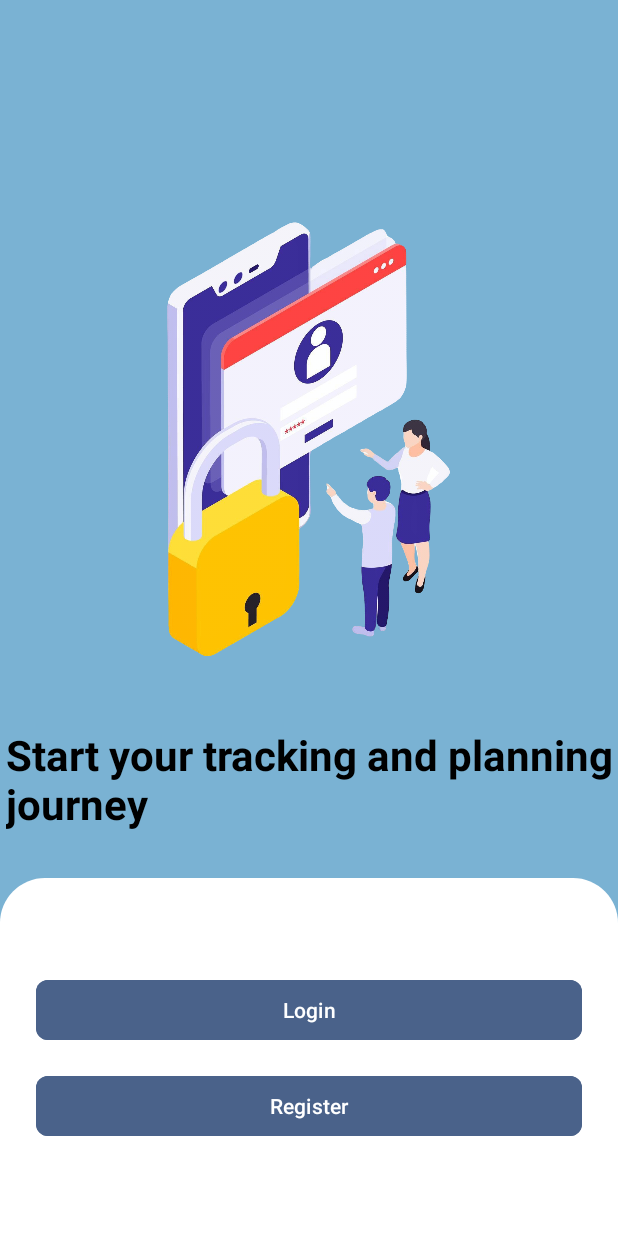
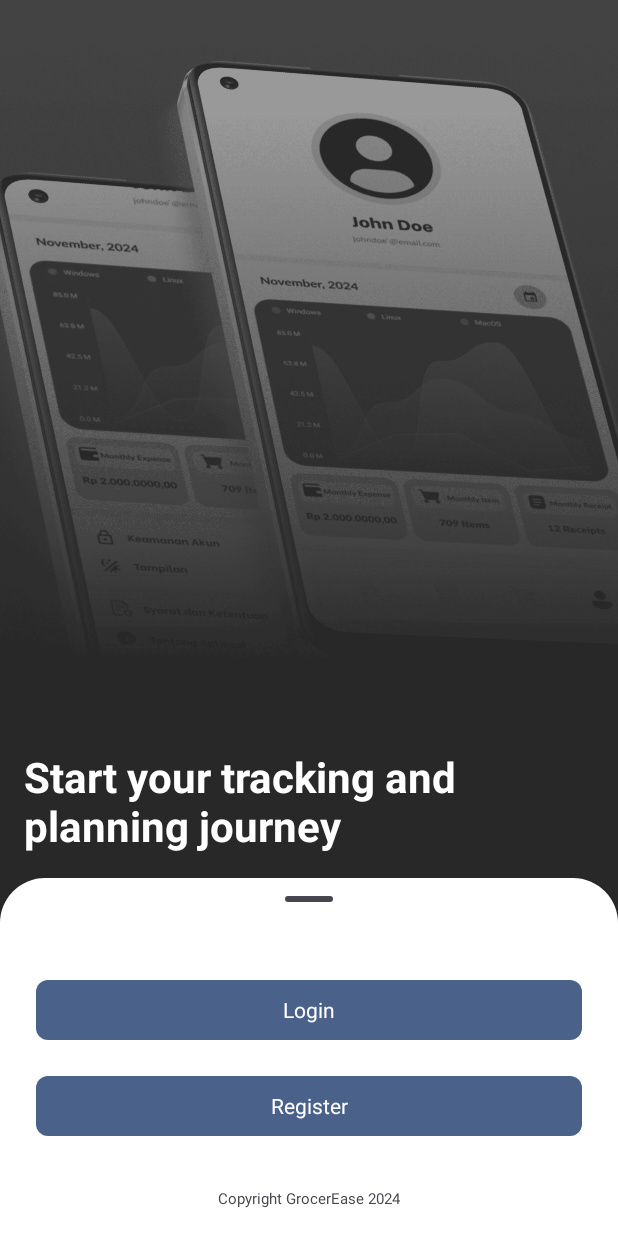
Before and after one commit to dontkeep/testApp, an Android app built with Jetpack Compose: the LandingActivity screen opened directly, with no data from a screen before it, on a phone screen of 412 x 824 dp. Run offline under Robolectric (Android 15) with nearby library versions, the phone set to English and light mode, and no system bars.

Commit message:
Add theme landing

```diff
--- a/app/src/main/java/com/exal/testapp/view/landing/LandingActivity.kt
+++ b/app/src/main/java/com/exal/testapp/view/landing/LandingActivity.kt
@@ -1,11 +1,7 @@
 package com.exal.testapp.view.landing
 
 import android.os.Bundle
-import androidx.activity.enableEdgeToEdge
 import androidx.appcompat.app.AppCompatActivity
-import androidx.core.view.ViewCompat
-import androidx.core.view.WindowInsetsCompat
-import com.exal.testapp.R
 import com.exal.testapp.databinding.ActivityLandingBinding
 
 class LandingActivity : AppCompatActivity() {
@@ -17,13 +13,5 @@ class LandingActivity : AppCompatActivity() {
         super.onCreate(savedInstanceState)
         binding = ActivityLandingBinding.inflate(layoutInflater)
         setContentView(_binding.root)
-
-        enableEdgeToEdge()
-        setContentView(R.layout.activity_landing)
-        ViewCompat.setOnApplyWindowInsetsListener(findViewById(R.id.main)) { v, insets ->
-            val systemBars = insets.getInsets(WindowInsetsCompat.Type.systemBars())
-            v.setPadding(systemBars.left, systemBars.top, systemBars.right, systemBars.bottom)
-            insets
-        }
     }
 }
--- a/app/src/main/res/drawable/card_rounded.xml
+++ b/app/src/main/res/drawable/card_rounded.xml
@@ -7,5 +7,5 @@
         android:bottomLeftRadius="0dp"
         android:bottomRightRadius="0dp" />
 
-    <solid android:color="@android:color/white" />
+    <solid android:color="?attr/colorOnPrimary" />
 </shape>
--- a/app/src/main/res/layout/activity_landing.xml
+++ b/app/src/main/res/layout/activity_landing.xml
@@ -2,7 +2,7 @@
 <androidx.constraintlayout.widget.ConstraintLayout xmlns:android="http://schemas.android.com/apk/res/android"
     xmlns:app="http://schemas.android.com/apk/res-auto"
     xmlns:tools="http://schemas.android.com/tools"
-    android:id="@+id/main"
+    android:id="@+id/landing"
     android:layout_width="match_parent"
     android:layout_height="match_parent"
     android:background="@color/BlueLight"
@@ -10,34 +10,30 @@
 
     <ImageView
         android:id="@+id/illustrationImage"
-        android:layout_width="400dp"
-        android:layout_height="320dp"
-        android:layout_marginStart="8dp"
-        android:layout_marginEnd="8dp"
+        android:layout_width="match_parent"
+        android:layout_height="0dp"
         android:contentDescription="illustration description"
         android:scaleType="centerCrop"
         android:src="@drawable/landing_ilust"
-        app:layout_constraintBottom_toTopOf="@+id/guidelineHorizontal"
+        app:layout_constraintBottom_toTopOf="@+id/guidelineHorizontal2"
         app:layout_constraintEnd_toEndOf="parent"
         app:layout_constraintStart_toStartOf="parent"
         app:layout_constraintTop_toTopOf="parent" />
 
     <TextView
         android:id="@+id/titleText"
-        android:layout_width="wrap_content"
+        android:layout_width="match_parent"
         android:layout_height="wrap_content"
-        android:layout_marginStart="24dp"
-        android:layout_marginTop="8dp"
+        android:layout_marginStart="16dp"
         android:layout_marginEnd="16dp"
-        android:layout_marginBottom="8dp"
+        android:layout_marginBottom="16dp"
         android:text="Start your tracking and planning journey"
-        android:textColor="@color/black"
+        android:textColor="@color/white"
         android:textSize="28sp"
         android:textStyle="bold"
-        app:layout_constraintBottom_toTopOf="@+id/guidelineHorizontal"
+        app:layout_constraintBottom_toTopOf="@+id/view"
         app:layout_constraintEnd_toEndOf="parent"
-        app:layout_constraintStart_toStartOf="parent"
-        app:layout_constraintTop_toBottomOf="@id/illustrationImage" />
+        app:layout_constraintStart_toStartOf="parent" />
 
     <View
         android:id="@+id/view"
@@ -51,12 +47,19 @@
         app:layout_constraintStart_toStartOf="parent"
         app:layout_constraintTop_toTopOf="@+id/guidelineHorizontal" />
 
+    <com.google.android.material.bottomsheet.BottomSheetDragHandleView
+        android:layout_width="match_parent"
+        android:layout_height="wrap_content"
+        app:layout_constraintEnd_toEndOf="parent"
+        app:layout_constraintStart_toStartOf="parent"
+        app:layout_constraintTop_toTopOf="@+id/guidelineHorizontal" />
+
     <Button
         android:id="@+id/loginButton"
+        style="@style/Base.Theme.TestApp"
         android:layout_width="0dp"
         android:layout_height="48dp"
         android:layout_marginHorizontal="24dp"
-        android:backgroundTint="@color/Blue"
         android:text="Login"
         android:textColor="@color/white"
         app:cornerRadius="8dp"
@@ -67,17 +70,30 @@
 
     <Button
         android:id="@+id/registerButton"
+        style="@style/Base.Theme.TestApp"
         android:layout_width="0dp"
         android:layout_height="48dp"
         android:layout_marginHorizontal="24dp"
         android:layout_marginTop="16dp"
-        android:backgroundTint="@color/Blue"
         android:text="Register"
         android:textColor="@color/white"
         app:cornerRadius="8dp"
         app:layout_constraintEnd_toEndOf="parent"
         app:layout_constraintStart_toStartOf="parent"
         app:layout_constraintTop_toBottomOf="@id/loginButton" />
+
+    <TextView
+        android:layout_width="wrap_content"
+        android:layout_height="wrap_content"
+        android:layout_marginStart="8dp"
+        android:layout_marginEnd="8dp"
+        android:layout_marginBottom="18dp"
+        android:text="Copyright GrocerEase 2024"
+        android:textSize="10sp"
+        android:alpha="50"
+        app:layout_constraintBottom_toBottomOf="parent"
+        app:layout_constraintEnd_toEndOf="parent"
+        app:layout_constraintStart_toStartOf="parent" />
 
     <androidx.constraintlayout.widget.Guideline
         android:id="@+id/guidelineHorizontal"
@@ -88,4 +104,13 @@
         app:layout_constraintGuide_percent="0.71"
         app:layout_constraintStart_toStartOf="parent" />
 
+    <androidx.constraintlayout.widget.Guideline
+        android:id="@+id/guidelineHorizontal2"
+        android:layout_width="wrap_content"
+        android:layout_height="64dp"
+        android:orientation="horizontal"
+        app:layout_constraintEnd_toEndOf="parent"
+        app:layout_constraintGuide_percent="0.77"
+        app:layout_constraintStart_toStartOf="parent" />
+
 </androidx.constraintlayout.widget.ConstraintLayout>
--- a/app/src/main/res/values-night/themes.xml
+++ b/app/src/main/res/values-night/themes.xml
@@ -3,5 +3,11 @@
     <style name="Base.Theme.TestApp" parent="Theme.Material3.DayNight.NoActionBar">
         <!-- Customize your dark theme here. -->
         <!-- <item name="colorPrimary">@color/my_dark_primary</item> -->
+        <item name="colorPrimary">@color/BlueLight</item>
+        <item name="colorOnPrimary">@color/gray</item>
+        <item name="colorSecondary">@color/BlueLight</item>
+        <item name="colorOnSecondary">@color/gray</item>
+        <item name="android:statusBarColor">#424242</item>
+        <item name="android:navigationBarColor">@color/gray</item>
     </style>
 </resources>
--- a/app/src/main/res/values/colors.xml
+++ b/app/src/main/res/values/colors.xml
@@ -2,6 +2,7 @@
 <resources>
     <color name="black">#FF000000</color>
     <color name="white">#FFFFFFFF</color>
+    <color name="gray">#353535</color>
     <color name="BlueLight">#7AB2D3</color>
     <color name="BlueLightSecond">#B9E5E8</color>
     <color name="Blue">#4A628A</color>
--- a/app/src/main/res/values/themes.xml
+++ b/app/src/main/res/values/themes.xml
@@ -3,6 +3,12 @@
     <style name="Base.Theme.TestApp" parent="Theme.Material3.DayNight.NoActionBar">
         <!-- Customize your light theme here. -->
         <!-- <item name="colorPrimary">@color/my_light_primary</item> -->
+        <item name="colorPrimary">@color/Blue</item>
+        <item name="colorOnPrimary">@color/white</item>
+        <item name="colorSecondary">@color/Blue</item>
+        <item name="colorOnSecondary">@color/white</item>
+        <item name="android:statusBarColor">#424242</item>
+        <item name="android:navigationBarColor">@color/white</item>
     </style>
 
     <style name="Theme.TestApp" parent="Base.Theme.TestApp" />
```
Also changed, not shown: app/src/main/res/drawable/landing_ilust.png.
